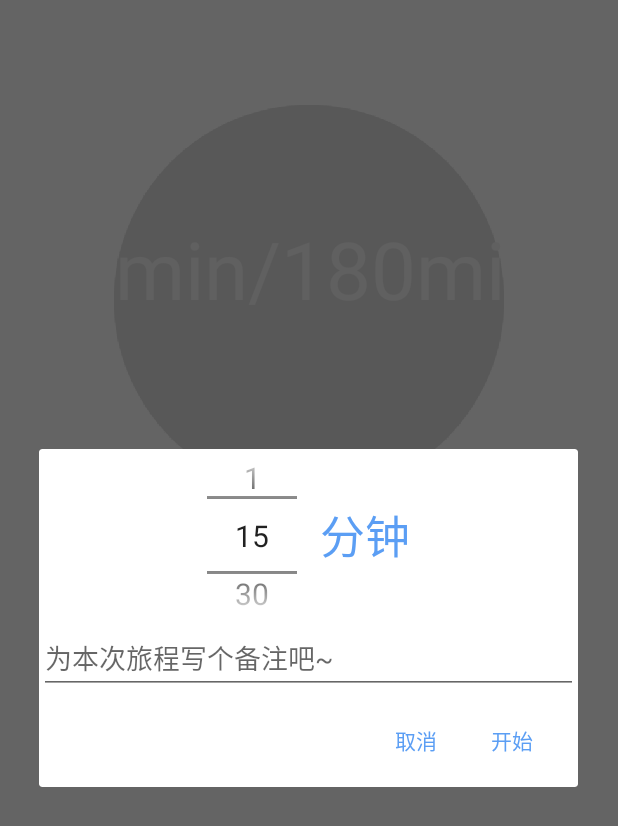
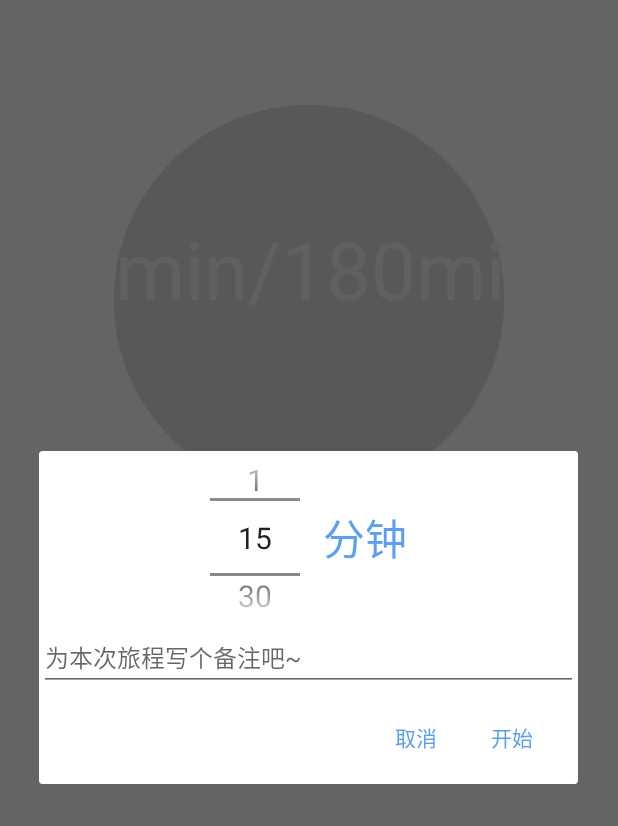
Before and after one commit to cnlkl/put-me-down, an Android app: the TotalTimingTodayActivity screen opened directly, with no data from a screen before it, after a tap on "START", on a phone screen of 412 x 824 dp. Shown: the top 826 px of the screen. Run offline under Robolectric (Android 15) with nearby library versions, the phone set to English and light mode, and no system bars; libraries missing offline, so code that uses them is left out: at.markushi.ui, com.tencent.mm; 1 other tap on this screen came first.

Commit message:
界面各个尺寸的修改

```diff
--- a/app/src/main/res/layout/dialog_set_timing_comments.xml
+++ b/app/src/main/res/layout/dialog_set_timing_comments.xml
@@ -22,7 +22,7 @@
             android:layout_width="wrap_content"
             android:layout_height="wrap_content"
             android:layout_marginLeft="15dp"
-            android:textSize="30sp"
+            android:textSize="28sp"
             android:textColor="@color/base_color"
             android:text="分钟"/>
     </LinearLayout>
@@ -31,7 +31,7 @@
         android:id="@+id/comment_edt"
         android:layout_width="match_parent"
         android:layout_height="wrap_content"
-        android:textSize="18sp"
+        android:textSize="16sp"
         android:hint="为本次旅程写个备注吧~"
         />
 
```
